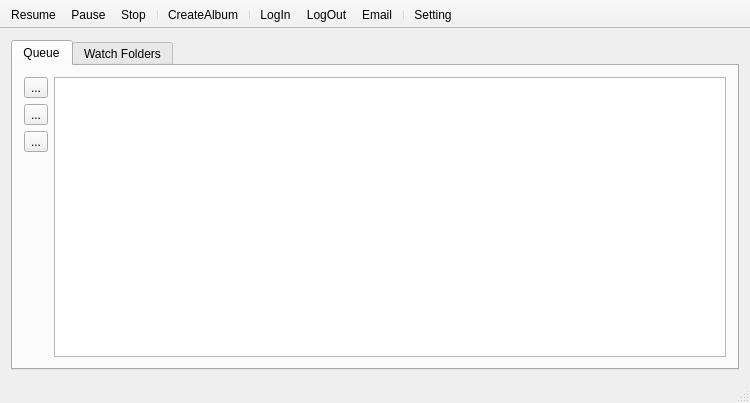
First picture: the form in MainWindow.ui, repository vulevu121/PhotosUploader, before the edit.
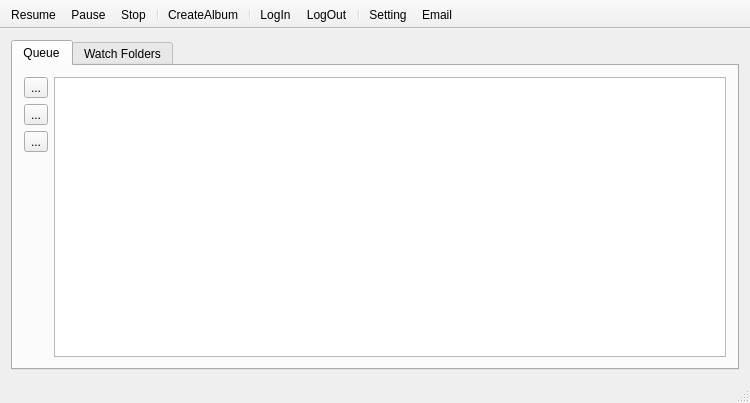
Second picture: the form after the edit. Icons and pictures are not drawn.

What changed in the file:
```diff
--- a/MainWindow.ui
+++ b/MainWindow.ui
@@ -265,9 +265,9 @@
    <addaction name="separator"/>
    <addaction name="actionLogIn"/>
    <addaction name="actionLogOut"/>
-   <addaction name="actionEmail"/>
    <addaction name="separator"/>
    <addaction name="actionSetting"/>
+   <addaction name="actionEmail"/>
   </widget>
   <widget class="QStatusBar" name="statusBar"/>
   <action name="actionResume">
```
Left out of the diff: 2 changed lines with no effect on the pictures.
